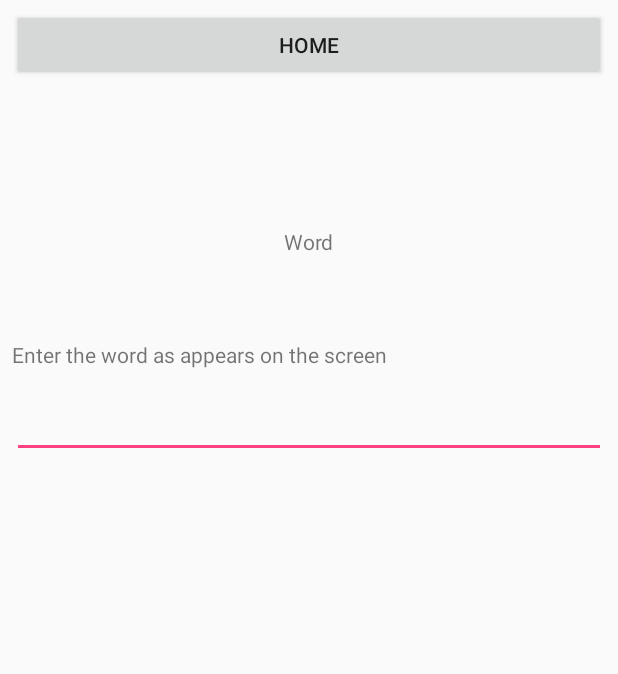
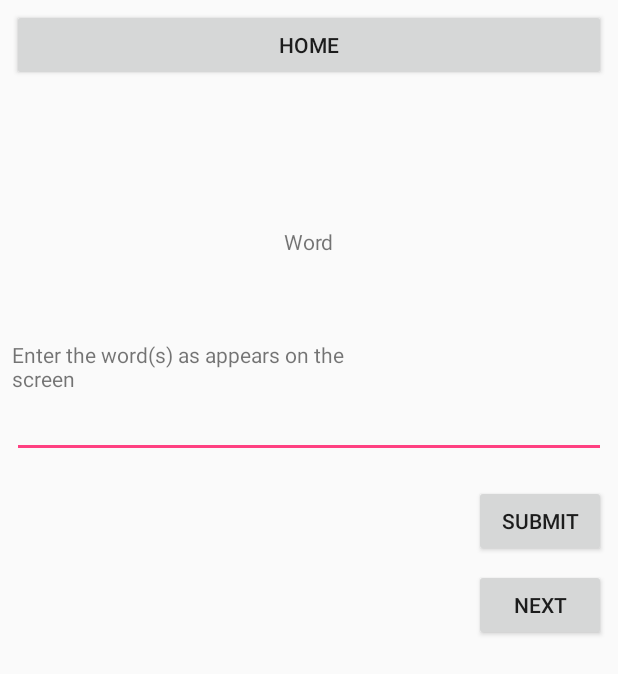
Before and after one commit to billywu94/MemoryGame, an Android app: the layout difficult_activity.xml on its own in the app's theme, with its tools: preview values and no code run, on a phone screen of 412 x 824 dp. Shown: the top 674 px of the screen. Run offline under Robolectric (Android 15) with nearby library versions, the phone set to English and light mode, and no system bars.

Commit message:
added logic for DIFFICULT level, added firebase dependencies

```diff
--- a/app/build.gradle
+++ b/app/build.gradle
@@ -27,5 +27,11 @@ dependencies {
     })
     compile 'com.android.support:appcompat-v7:25.3.1'
     compile 'com.android.support.constraint:constraint-layout:1.0.2'
+    compile 'com.google.firebase:firebase-database:10.0.1'
+    compile 'com.google.firebase:firebase-auth:10.0.1'
     testCompile 'junit:junit:4.12'
 }
+
+
+
+apply plugin: 'com.google.gms.google-services'
--- a/app/src/main/java/appliedcswithandroid/memorygame/intermediateLevel.java
+++ b/app/src/main/java/appliedcswithandroid/memorygame/intermediateLevel.java
@@ -59,7 +59,7 @@ public class intermediateLevel extends Activity{
             public void run() {
                 textView.setVisibility(View.INVISIBLE);
             }
-        }, 4000); //set visibility for 3 seconds
+        }, 4000); //set visibility for 4 seconds
 
 
     }
@@ -80,11 +80,11 @@ public class intermediateLevel extends Activity{
         if(wordToMemorize.equals(userInput)){
             button.setEnabled(false);
             setActivityBackgroundColor(Color.GREEN);
-            Toast.makeText(this,"Congratulations, you got the word correct!!!", Toast.LENGTH_SHORT).show();
+            Toast.makeText(this,"Well Done!!", Toast.LENGTH_SHORT).show();
         }else{
             button.setEnabled(false);
             setActivityBackgroundColor(Color.RED);
-            Toast.makeText(this,"Sorry, the word you entered was incorrect.", Toast.LENGTH_SHORT).show();
+            Toast.makeText(this,"Sorry, the word(s) you entered was incorrect.", Toast.LENGTH_SHORT).show();
         }
 
     }
--- a/app/src/main/res/layout/difficult_activity.xml
+++ b/app/src/main/res/layout/difficult_activity.xml
@@ -65,4 +65,31 @@
         tools:layout_editor_absoluteY="224dp"
         app:layout_constraintHorizontal_bias="0.0"
         android:layout_marginBottom="0dp" />
+
+    <Button
+        android:id="@+id/submitDifficult"
+        android:layout_width="wrap_content"
+        android:layout_height="wrap_content"
+        android:text="@string/submit"
+        android:onClick="checkWord"
+        tools:layout_constraintTop_creator="1"
+        tools:layout_constraintRight_creator="1"
+        android:layout_marginEnd="8dp"
+        app:layout_constraintRight_toRightOf="parent"
+        android:layout_marginTop="18dp"
+        app:layout_constraintTop_toBottomOf="@+id/editText3" />
+
+    <Button
+        android:id="@+id/nextButtonDifficult"
+        android:layout_width="wrap_content"
+        android:layout_height="wrap_content"
+        android:text="@string/next"
+        android:onClick="nextWord"
+        tools:layout_constraintTop_creator="1"
+        tools:layout_constraintRight_creator="1"
+        app:layout_constraintRight_toRightOf="@+id/submitDifficult"
+        android:layout_marginTop="8dp"
+        app:layout_constraintTop_toBottomOf="@+id/submitDifficult"
+        tools:layout_constraintLeft_creator="1"
+        app:layout_constraintLeft_toLeftOf="@+id/submitDifficult" />
 </android.support.constraint.ConstraintLayout>
--- a/app/src/main/res/values/strings.xml
+++ b/app/src/main/res/values/strings.xml
@@ -8,6 +8,6 @@
     <string name="word">Word</string>
     <string name="submit">Submit</string>
     <string name="next">Next</string>
-    <string name="prompt">Enter the word as appears on the screen</string>
+    <string name="prompt">Enter the word(s) as appears on the screen</string>
 
 </resources>
--- a/build.gradle
+++ b/build.gradle
@@ -9,6 +9,7 @@ buildscript {
 
         // NOTE: Do not place your application dependencies here; they belong
         // in the individual module build.gradle files
+        classpath 'com.google.gms:google-services:3.0.0'
     }
 }
 
```
Also changed, not shown: app/src/main/java/appliedcswithandroid/memorygame/MemoryGame.java (+5 -8 lines), app/src/main/java/appliedcswithandroid/memorygame/difficultLevel.java (+52 -3 lines), 1 other file.
